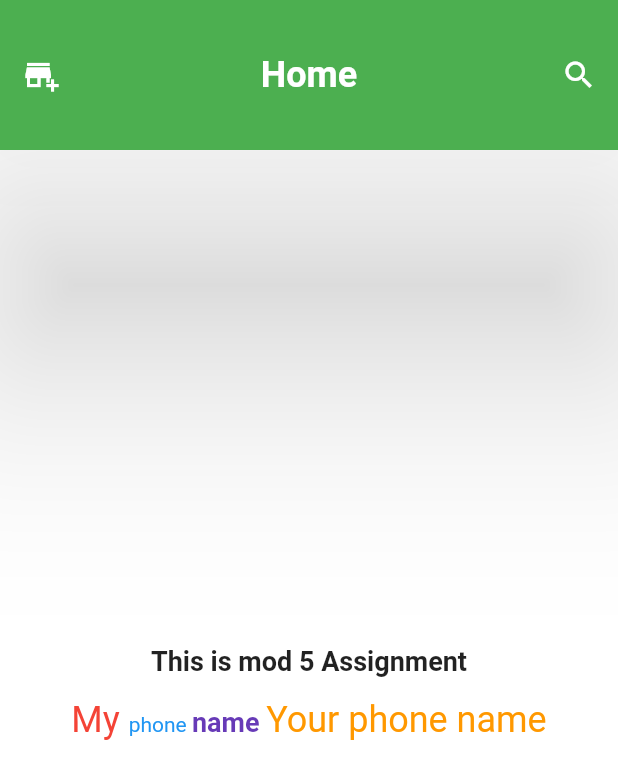
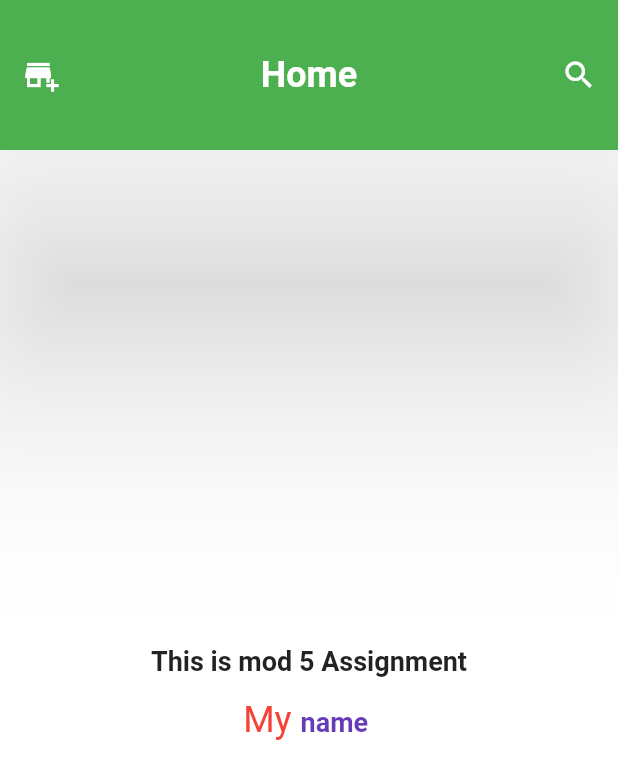
Before and after one commit to farhadcse7/farhadostad, a Flutter app: the screen it shows after launch, on a phone screen of 412 x 824 dp. Shown: the top 779 px of the screen. Run offline on Flutter 3.47's test engine with Material 2 defaults, Android fonts, the phone set to English and light mode, and no system bars.

Commit message:
new branch for live test

```diff
--- a/lib/main.dart
+++ b/lib/main.dart
@@ -65,13 +65,7 @@ class HomeScreen extends StatelessWidget {
                       fontSize: 24,
                     ),
                   ),
-                  TextSpan(
-                    text: 'phone ',
-                    style: TextStyle(
-                      color: Colors.blue,
-                      fontSize: 14,
-                    ),
-                  ),
+
                   TextSpan(
                     text: 'name ',
                     style: TextStyle(
@@ -79,10 +73,7 @@ class HomeScreen extends StatelessWidget {
                       fontWeight: FontWeight.w600,
                     ),
                   ),
-                  TextSpan(
-                    text: 'Your phone name',
-                    style: TextStyle(color: Colors.orange, fontSize: 24),
-                  ),
+
                 ],
               ),
             ),
```
